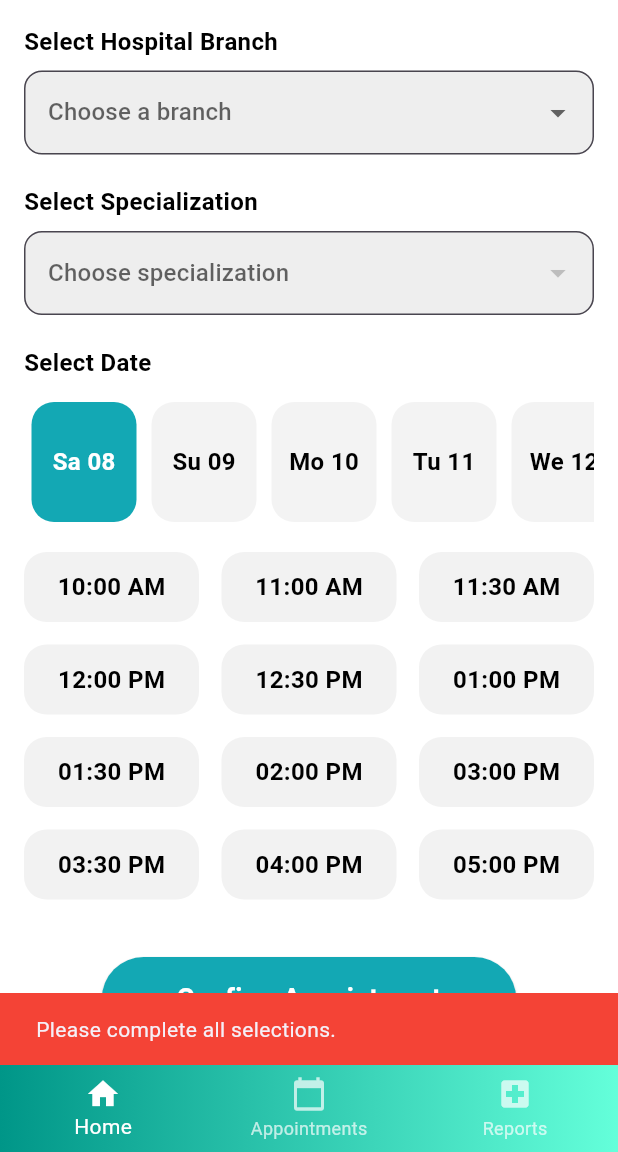
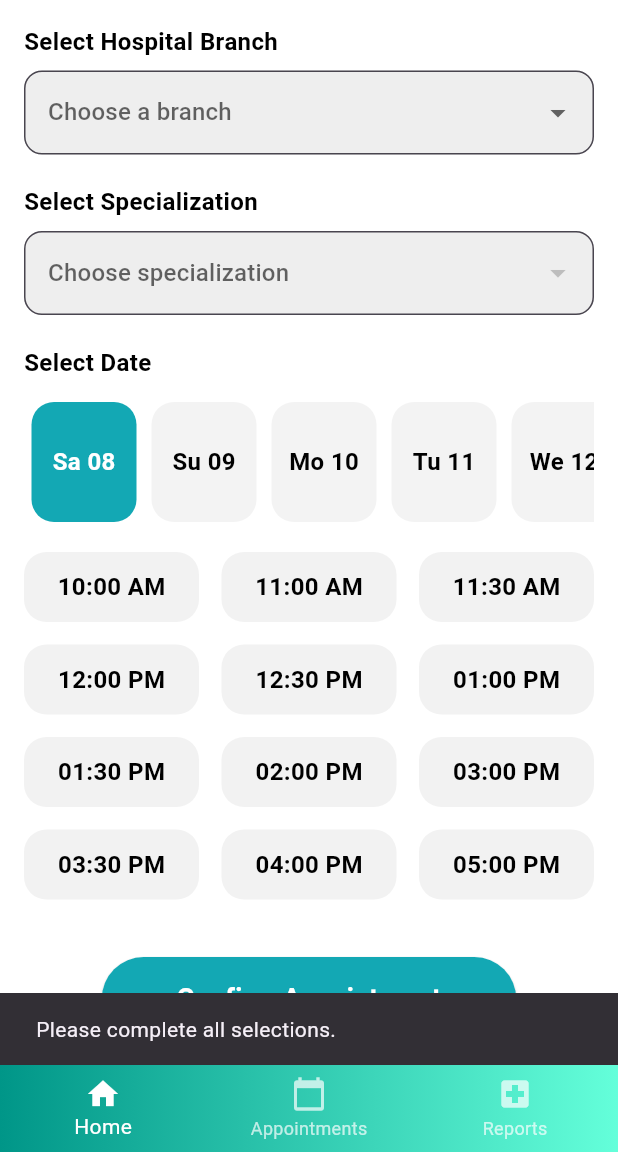
Before and after one commit to IsfarMohi/DocPoint, a Flutter app: the AppointmentPage screen opened by its route, item 2 of the bottom bar chosen, after a tap on "Confirm Appointment", on a phone screen of 412 x 824 dp, the part 84-1236 px from its top. Run offline on Flutter 3.47's test engine with Material 3 defaults, Android fonts, the phone set to English and light mode, and no system bars; our stand-ins replace pinput.

Commit message:
Integrated API for appointment page
Created payment page

```diff
--- a/frontend/flutter/docpoint/lib/routes/HomePage/AppointmentPage.dart
+++ b/frontend/flutter/docpoint/lib/routes/HomePage/AppointmentPage.dart
@@ -1,4 +1,6 @@
 import 'package:flutter/material.dart';
+import '../../services/api_service.dart';
+
 
 class AppointmentPage extends StatefulWidget {
   const AppointmentPage({super.key});
@@ -42,6 +44,30 @@ class _AppointmentPageState extends State<AppointmentPage> {
     "Chatabazar": ["Oncology", "Radiology"],
     "Wadi Huda": ["Gynecology", "ENT", "General Surgery"],
   };
+
+   // Method to handle the booking process
+  Future<void> _bookAppointment() async {
+    if (selectedDateIndex != -1 && selectedTimeIndex != -1 && selectedBranch != null && selectedSpecialization != null) {
+
+      // Call your ApiService to create the appointment
+      bool success = await ApiService(baseUrl: 'http://192.168.0.10:5000').createAppointment(
+        branch: selectedBranch!,
+        specialization: selectedSpecialization!,
+        date: dates[selectedDateIndex],
+        time: times[selectedTimeIndex],
+      );
+
+      // Show success or failure message
+      if (success) {
+        ScaffoldMessenger.of(context).showSnackBar(SnackBar(content: Text('Appointment booked successfully!')));
+      } else {
+        ScaffoldMessenger.of(context).showSnackBar(SnackBar(content: Text('Failed to book appointment!')));
+      }
+    } else {
+      print("Missing selections");
+      ScaffoldMessenger.of(context).showSnackBar(SnackBar(content: Text('Please complete all selections.')));
+    }
+  }
 
   List<String> getSpecializations() {
     return selectedBranch != null
@@ -298,25 +324,7 @@ class _AppointmentPageState extends State<AppointmentPage> {
             Center(
               child: ElevatedButton(
                 onPressed: () {
-                  if (selectedDateIndex != -1 &&
-                      selectedTimeIndex != -1 &&
-                      selectedBranch != null &&
-                      selectedSpecialization != null) {
-                    ScaffoldMessenger.of(context).showSnackBar(
-                      SnackBar(
-                        content: Text(
-                            'Appointment booked at $selectedBranch for $selectedSpecialization on ${dates[selectedDateIndex]} at ${times[selectedTimeIndex]}'),
-                        backgroundColor: Colors.green,
-                      ),
-                    );
-                  } else {
-                    ScaffoldMessenger.of(context).showSnackBar(
-                      const SnackBar(
-                        content: Text('Please complete all selections.'),
-                        backgroundColor: Colors.red,
-                      ),
-                    );
-                  }
+                   _bookAppointment();
                 },
                 style: ElevatedButton.styleFrom(
                   backgroundColor: const Color(0xff13a8b4),
```
Also changed, not shown: frontend/flutter/docpoint/lib/routes/PymentPage/payment.dart (+218 -0 lines), frontend/flutter/docpoint/lib/services/api_service.dart (+45 -6 lines).
